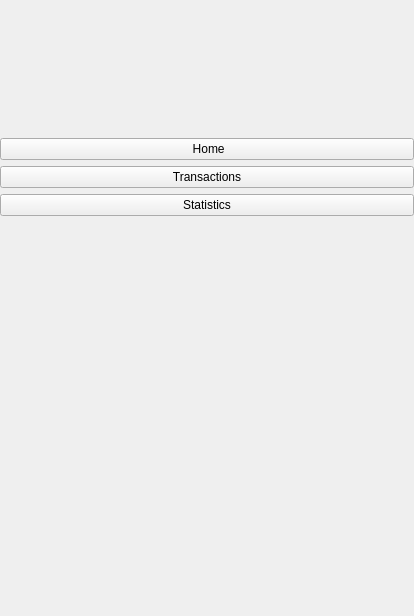
First picture: the form in sem3/projectQt/sectionscolumn.ui, repository naztes0/University, before the edit.
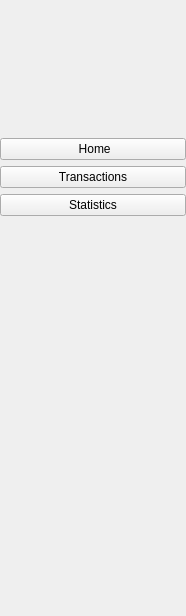
Second picture: the form after the edit. Icons and pictures are not drawn.

```diff
--- a/sem3/projectQt/sectionscolumn.ui
+++ b/sem3/projectQt/sectionscolumn.ui
@@ -6,7 +6,7 @@
    <rect>
     <x>0</x>
     <y>0</y>
-    <width>414</width>
+    <width>186</width>
     <height>616</height>
    </rect>
   </property>
@@ -19,6 +19,9 @@
   <property name="windowTitle">
    <string>Form</string>
   </property>
+  <property name="styleSheet">
+   <string notr="true"/>
+  </property>
   <layout class="QVBoxLayout" name="verticalLayout">
    <property name="leftMargin">
     <number>0</number>
```
